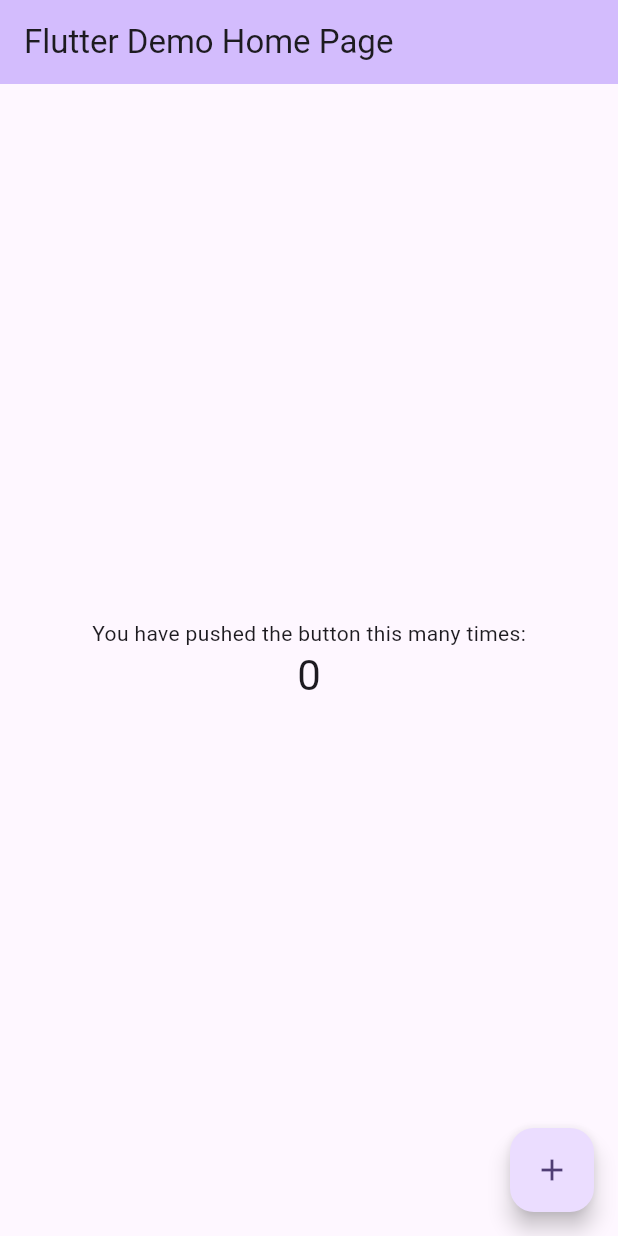
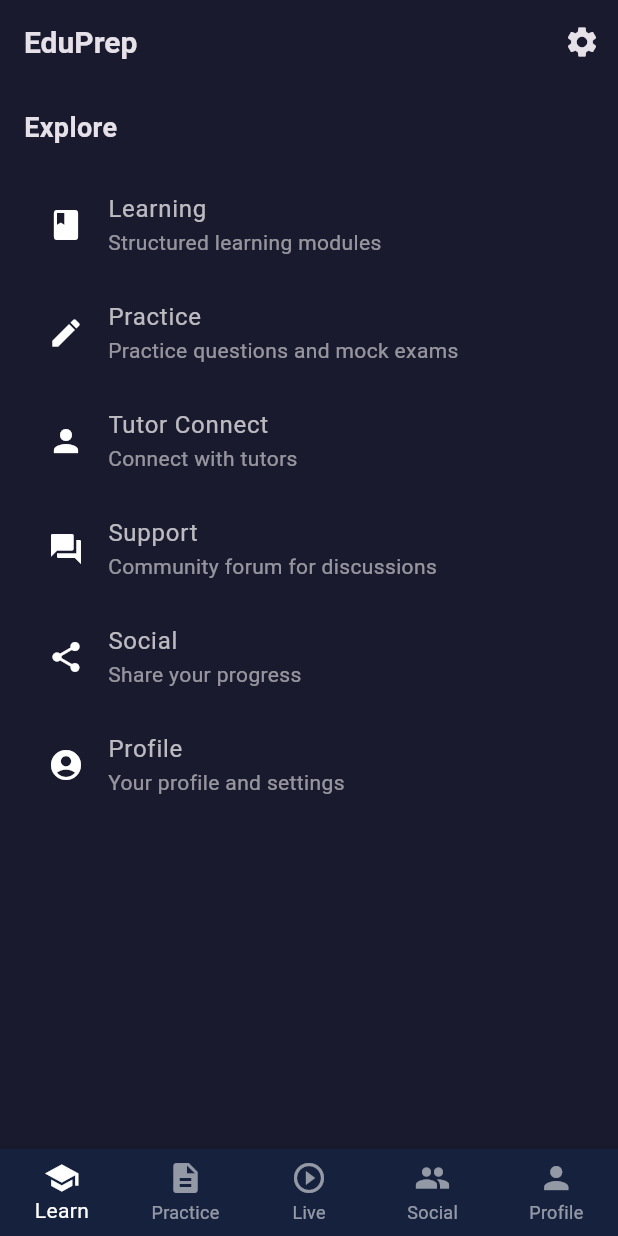
Before and after one commit to odufu/LETsLEARN, a Flutter app: the screen it shows after launch, on a phone screen of 412 x 824 dp. Run offline on Flutter 3.47's test engine with Material 3 defaults, Android fonts, the phone set to English and light mode, and no system bars.

Commit message:
added structure

```diff
--- /dev/null
+++ b/letslearn/lib/core/core/widgets/bottom_nav_bar.dart
@@ -0,0 +1,36 @@
+import 'package:flutter/material.dart';
+import 'package:provider/provider.dart';
+import '../../providers/theme_provider.dart';
+
+class BottomNavBar extends StatelessWidget {
+  final Function(int) onTap;
+  final int currentIndex;
+
+  const BottomNavBar({
+    required this.onTap,
+    required this.currentIndex,
+    Key? key,
+  }) : super(key: key);
+
+  @override
+  Widget build(BuildContext context) {
+    final themeProvider = Provider.of<ThemeProvider>(context);
+    return BottomNavigationBar(
+      backgroundColor: themeProvider.themeData.bottomNavigationBarTheme.backgroundColor,
+      selectedItemColor: themeProvider.themeData.bottomNavigationBarTheme.selectedItemColor,
+      unselectedItemColor: themeProvider.themeData.bottomNavigationBarTheme.unselectedItemColor,
+      type: BottomNavigationBarType.fixed, // Ensures all items are visible
+      showSelectedLabels: true,
+      showUnselectedLabels: true,
+      items: const [
+        BottomNavigationBarItem(icon: Icon(Icons.school), label: 'Learn'),
+        BottomNavigationBarItem(icon: Icon(Icons.description), label: 'Practice'),
+        BottomNavigationBarItem(icon: Icon(Icons.play_circle_outline), label: 'Live'),
+        BottomNavigationBarItem(icon: Icon(Icons.people), label: 'Social'),
+        BottomNavigationBarItem(icon: Icon(Icons.person), label: 'Profile'),
+      ],
+      currentIndex: currentIndex,
+      onTap: onTap,
+    );
+  }
+}
--- /dev/null
+++ b/letslearn/lib/core/providers/theme_provider.dart
@@ -0,0 +1,17 @@
+import 'package:flutter/material.dart';
+import '../theme/darkMode.dart' as dark;
+import '../theme/lightMode.dart' as light;
+
+class ThemeProvider extends ChangeNotifier {
+  ThemeData _themeData = dark.darkTheme;
+  bool _isDarkMode = false;
+
+  ThemeData get themeData => _themeData;
+  bool get isDarkMode => _isDarkMode;
+
+  void toggleTheme() {
+    _isDarkMode = !_isDarkMode;
+    _themeData = _isDarkMode ? dark.darkTheme : light.lightTheme;
+    notifyListeners();
+  }
+}
--- /dev/null
+++ b/letslearn/lib/core/theme/darkMode.dart
@@ -0,0 +1,34 @@
+import 'package:flutter/material.dart';
+
+final ThemeData darkTheme = ThemeData(
+  brightness: Brightness.dark,
+  primaryColor: const Color(0xFF1A1A2E),
+  scaffoldBackgroundColor: const Color(0xFF1A1A2E),
+  appBarTheme: const AppBarTheme(
+    backgroundColor: Color(0xFF1A1A2E),
+    titleTextStyle: TextStyle(
+      color: Colors.white,
+      fontSize: 20,
+      fontWeight: FontWeight.bold,
+    ),
+  ),
+  textTheme: const TextTheme(
+    headlineSmall: TextStyle(color: Colors.white),
+    bodyMedium: TextStyle(color: Colors.white70),
+    bodySmall: TextStyle(color: Colors.white54),
+  ),
+  iconTheme: const IconThemeData(
+    color: Colors.white,
+    size: 24,
+  ),
+  bottomNavigationBarTheme: const BottomNavigationBarThemeData(
+    backgroundColor: Color(0xFF16213E),
+    selectedItemColor: Colors.white,
+    unselectedItemColor: Colors.white54,
+  ),
+  cardColor: const Color(0xFF16213E),
+  buttonTheme: const ButtonThemeData(
+    buttonColor: Color(0xFF0F3460),
+    textTheme: ButtonTextTheme.primary,
+  ),
+);
--- /dev/null
+++ b/letslearn/lib/core/theme/lightMode.dart
@@ -0,0 +1,34 @@
+import 'package:flutter/material.dart';
+
+final ThemeData lightTheme = ThemeData(
+  brightness: Brightness.light,
+  primaryColor: const Color(0xFFEFF0F3),
+  scaffoldBackgroundColor: const Color(0xFFEFF0F3),
+  appBarTheme: const AppBarTheme(
+    backgroundColor: Color(0xFFEFF0F3),
+    titleTextStyle: TextStyle(
+      color: Colors.black,
+      fontSize: 20,
+      fontWeight: FontWeight.bold,
+    ),
+  ),
+  textTheme: const TextTheme(
+    headlineSmall: TextStyle(color: Colors.black),
+    bodyMedium: TextStyle(color: Colors.black87),
+    bodySmall: TextStyle(color: Colors.black54),
+  ),
+  iconTheme: const IconThemeData(
+    color: Colors.black,
+    size: 24,
+  ),
+  bottomNavigationBarTheme: const BottomNavigationBarThemeData(
+    backgroundColor: Color(0xFFD3D4D8),
+    selectedItemColor: Colors.black,
+    unselectedItemColor: Colors.black54,
+  ),
+  cardColor: const Color(0xFFD3D4D8),
+  buttonTheme: const ButtonThemeData(
+    buttonColor: Color(0xFFB0B2C0),
+    textTheme: ButtonTextTheme.primary,
+  ),
+);
--- /dev/null
+++ b/letslearn/lib/features/home/data/data/repository/implimentation/home_repository_impl.dart
@@ -0,0 +1,17 @@
+
+
+import '../../../../repository/domain/home_entity.dart';
+import '../../../../repository/interfaces/home_repository.dart';
+import '../../../datasources/home_data_source.dart';
+
+class HomeRepositoryImpl implements HomeRepository {
+  final HomeDataSource dataSource;
+
+  HomeRepositoryImpl(this.dataSource);
+
+  @override
+  Future<List<HomeEntity>> getHomeData() async {
+    final models = await dataSource.getHomeData();
+    return models.map((model) => HomeEntity(title: model.title, icon: model.icon)).toList();
+  }
+}
--- /dev/null
+++ b/letslearn/lib/features/home/data/datasources/home_data_source.dart
@@ -0,0 +1,18 @@
+import 'package:flutter/material.dart';
+
+import '../models/home_model.dart';
+
+abstract class HomeDataSource {
+  Future<List<HomeModel>> getHomeData();
+}
+
+class HomeDataSourceImpl implements HomeDataSource {
+  @override
+  Future<List<HomeModel>> getHomeData() async {
+    // Simulated data (replace with API call or database)
+    return [
+      HomeModel(title: 'Learning', icon: Icons.book),
+      HomeModel(title: 'Practice', icon: Icons.edit),
+    ];
+  }
+}
--- /dev/null
+++ b/letslearn/lib/features/home/data/models/home_model.dart
@@ -0,0 +1,7 @@
+import 'package:flutter/material.dart';
+class HomeModel {
+  final String title;
+  final IconData icon;
+
+  HomeModel({required this.title, required this.icon});
+}
--- /dev/null
+++ b/letslearn/lib/features/home/presentation/screens/home_screen.dart
@@ -0,0 +1,99 @@
+import 'package:flutter/material.dart';
+import 'package:provider/provider.dart';
+import '../../../../core/core/widgets/bottom_nav_bar.dart';
+import '../../../../core/providers/theme_provider.dart';
+
+class HomeScreen extends StatelessWidget {
+  @override
+  Widget build(BuildContext context) {
+    final themeProvider = Provider.of<ThemeProvider>(context);
+    return Scaffold(
+      appBar: AppBar(
+        backgroundColor: themeProvider.themeData.scaffoldBackgroundColor,
+        title:  Text(
+          'EduPrep',
+          style: TextStyle(
+            color: Theme.of(context).colorScheme.onSurface,
+            fontSize: 20,
+            fontWeight: FontWeight.bold,
+          ),
+        ),
+        actions: [
+          IconButton(
+            icon:  Icon(Icons.settings, color:  Theme.of(context).colorScheme.onSurface),
+            onPressed: () {},
+          ),
+        ],
+      ),
+      body: ListView(
+        padding: const EdgeInsets.all(16.0),
+        children: [
+           Text(
+            'Explore',
+            style: TextStyle(
+              color:  Theme.of(context).colorScheme.onSurface,
+              fontSize: 18,
+              fontWeight: FontWeight.bold,
+            ),
+          ),
+          const SizedBox(height: 16),
+          _buildListTile(
+            context,
+            icon: Icons.book,
+            title: 'Learning',
+            subtitle: 'Structured learning modules',
+          ),
+          _buildListTile(
+            context,
+            icon: Icons.edit,
+            title: 'Practice',
+            subtitle: 'Practice questions and mock exams',
+          ),
+          _buildListTile(
+            context,
+            icon: Icons.person,
+            title: 'Tutor Connect',
+            subtitle: 'Connect with tutors',
+          ),
+          _buildListTile(
+            context,
+            icon: Icons.forum,
+            title: 'Support',
+            subtitle: 'Community forum for discussions',
+          ),
+          _buildListTile(
+            context,
+            icon: Icons.share,
+            title: 'Social',
+            subtitle: 'Share your progress',
+          ),
+          _buildListTile(
+            context,
+            icon: Icons.account_circle,
+            title: 'Profile',
+            subtitle: 'Your profile and settings',
+          ),
+        ],
+      ),
+      bottomNavigationBar:BottomNavBar(
+        onTap: (index) {
+          // Handle navigation based on index
+          // Example: Navigate to respective screens
+        },
+        currentIndex: 0, // Default to Home
+      ),
+    );
+  }
+
+  Widget _buildListTile(BuildContext context, {required IconData icon, required String title, required String subtitle}) {
+     final themeProvider = Provider.of<ThemeProvider>(context);
+    return ListTile(
+      leading: Icon(icon, color: themeProvider.themeData.iconTheme.color),
+      title: Text(title, style: themeProvider.themeData.textTheme.bodyMedium),
+      subtitle: Text(subtitle, style: themeProvider.themeData.textTheme.bodySmall),
+      onTap: () {
+        // Handle navigation to respective feature
+      },
+    );
+  }
+}
--- /dev/null
+++ b/letslearn/lib/features/home/presentation/widgets/home_widgets.dart
@@ -0,0 +1,16 @@
+import 'package:flutter/material.dart';
+
+class HomeTileWidget extends StatelessWidget {
+  final String title;
+  final IconData icon;
+
+  HomeTileWidget({required this.title, required this.icon});
+
+  @override
+  Widget build(BuildContext context) {
+    return ListTile(
+      leading: Icon(icon, color: Theme.of(context).iconTheme.color),
+      title: Text(title, style: Theme.of(context).textTheme.bodyMedium),
+    );
+  }
+}
--- /dev/null
+++ b/letslearn/lib/features/home/repository/domain/home_entity.dart
@@ -0,0 +1,8 @@
+import 'package:flutter/material.dart';
+
+class HomeEntity {
+  final String title;
+  final IconData icon;
+
+  HomeEntity({required this.title, required this.icon});
+}
--- /dev/null
+++ b/letslearn/lib/features/home/repository/interfaces/home_repository.dart
@@ -0,0 +1,5 @@
+import '../domain/home_entity.dart';
+
+abstract class HomeRepository {
+  Future<List<HomeEntity>> getHomeData();
+}
--- /dev/null
+++ b/letslearn/lib/features/home/repository/usecases/get_home_data_use_case.dart
@@ -0,0 +1,11 @@
+import '../interfaces/home_repository.dart';
+
+class GetHomeDataUseCase {
+  final HomeRepository repository;
+
+  GetHomeDataUseCase(this.repository);
+
+  Future<List<dynamic>> call() async {
+    return await repository.getHomeData();
+  }
+}
--- a/letslearn/lib/main.dart
+++ b/letslearn/lib/main.dart
@@ -1,122 +1,35 @@
 import 'package:flutter/material.dart';
+import 'package:letslearn/core/providers/theme_provider.dart';
+import 'package:provider/provider.dart';
+import 'features/home/presentation/screens/home_screen.dart';
 
 void main() {
-  runApp(const MyApp());
+  runApp(MyApp());
 }
 
 class MyApp extends StatelessWidget {
-  const MyApp({super.key});
-
-  // This widget is the root of your application.
   @override
   Widget build(BuildContext context) {
-    return MaterialApp(
-      title: 'Flutter Demo',
-      theme: ThemeData(
-        // This is the theme of your application.
-        //
-        // TRY THIS: Try running your application with "flutter run". You'll see
-        // the application has a purple toolbar. Then, without quitting the app,
-        // try changing the seedColor in the colorScheme below to Colors.green
-        // and then invoke "hot reload" (save your changes or press the "hot
-        // reload" button in a Flutter-supported IDE, or press "r" if you used
-        // the command line to start the app).
-        //
-        // Notice that the counter didn't reset back to zero; the application
-        // state is not lost during the reload. To reset the state, use hot
-        // restart instead.
-        //
-        // This works for code too, not just values: Most code changes can be
-        // tested with just a hot reload.
-        colorScheme: ColorScheme.fromSeed(seedColor: Colors.deepPurple),
+    //remove the debug banner
+
+    return ChangeNotifierProvider(
+      create: (_) => ThemeProvider(),
+      child: Consumer<ThemeProvider>(
+        builder: (context, themeProvider, child) {
+          return MaterialApp(
+            title: 'EduPrep',
+            theme: themeProvider.themeData,
+            debugShowCheckedModeBanner: false,
+            home: HomeScreen(),
+            // Optional: Add named routes for other features if needed
+            // initialRoute: '/home',
+            // routes: {
+            //   '/home': (context) => HomeScreen(),
+            //   '/profile': (context) => ProfileScreen(),
+            // },
+          );
+        },
       ),
-      home: const MyHomePage(title: 'Flutter Demo Home Page'),
     );
   }
 }
-
-class MyHomePage extends StatefulWidget {
-  const MyHomePage({super.key, required this.title});
-
-  // This widget is the home page of your application. It is stateful, meaning
-  // that it has a State object (defined below) that contains fields that affect
-  // how it looks.
-
-  // This class is the configuration for the state. It holds the values (in this
-  // case the title) provided by the parent (in this case the App widget) and
-  // used by the build method of the State. Fields in a Widget subclass are
-  // always marked "final".
-
-  final String title;
-
-  @override
-  State<MyHomePage> createState() => _MyHomePageState();
-}
-
-class _MyHomePageState extends State<MyHomePage> {
-  int _counter = 0;
-
-  void _incrementCounter() {
-    setState(() {
-      // This call to setState tells the Flutter framework that something has
-      // changed in this State, which causes it to rerun the build method below
-      // so that the display can reflect the updated values. If we changed
-      // _counter without calling setState(), then the build method would not be
-      // called again, and so nothing would appear to happen.
-      _counter++;
-    });
-  }
-
-  @override
-  Widget build(BuildContext context) {
-    // This method is rerun every time setState is called, for instance as done
-    // by the _incrementCounter method above.
-    //
-    // The Flutter framework has been optimized to make rerunning build methods
-    // fast, so that you can just rebuild anything that needs updating rather
-    // than having to individually change instances of widgets.
-    return Scaffold(
-      appBar: AppBar(
-        // TRY THIS: Try changing the color here to a specific color (to
-        // Colors.amber, perhaps?) and trigger a hot reload to see the AppBar
-        // change color while the other colors stay the same.
-        backgroundColor: Theme.of(context).colorScheme.inversePrimary,
-        // Here we take the value from the MyHomePage object that was created by
-        // the App.build method, and use it to set our appbar title.
-        title: Text(widget.title),
-      ),
-      body: Center(
-        // Center is a layout widget. It takes a single child and positions it
-        // in the middle of the parent.
-        child: Column(
-          // Column is also a layout widget. It takes a list of children and
-          // arranges them vertically. By default, it sizes itself to fit its
-          // children horizontally, and tries to be as tall as its parent.
-          //
-          // Column has various properties to control how it sizes itself and
-          // how it positions its children. Here we use mainAxisAlignment to
-          // center the children vertically; the main axis here is the vertical
-          // axis because Columns are vertical (the cross axis would be
-          // horizontal).
-          //
-          // TRY THIS: Invoke "debug painting" (choose the "Toggle Debug Paint"
-          // action in the IDE, or press "p" in the console), to see the
-          // wireframe for each widget.
-          mainAxisAlignment: MainAxisAlignment.center,
-          children: <Widget>[
-            const Text('You have pushed the button this many times:'),
-            Text(
-              '$_counter',
-              style: Theme.of(context).textTheme.headlineMedium,
-            ),
-          ],
-        ),
-      ),
-      floatingActionButton: FloatingActionButton(
-        onPressed: _incrementCounter,
-        tooltip: 'Increment',
-        child: const Icon(Icons.add),
-      ), // This trailing comma makes auto-formatting nicer for build methods.
-    );
-  }
-}
--- a/letslearn/pubspec.yaml
+++ b/letslearn/pubspec.yaml
@@ -34,6 +34,7 @@ dependencies:
   # The following adds the Cupertino Icons font to your application.
   # Use with the CupertinoIcons class for iOS style icons.
   cupertino_icons: ^1.0.8
+  provider: ^6.1.5
 
 dev_dependencies:
   flutter_test:
```
Also changed, not shown: letslearn/pubspec.lock, 1 other file.
